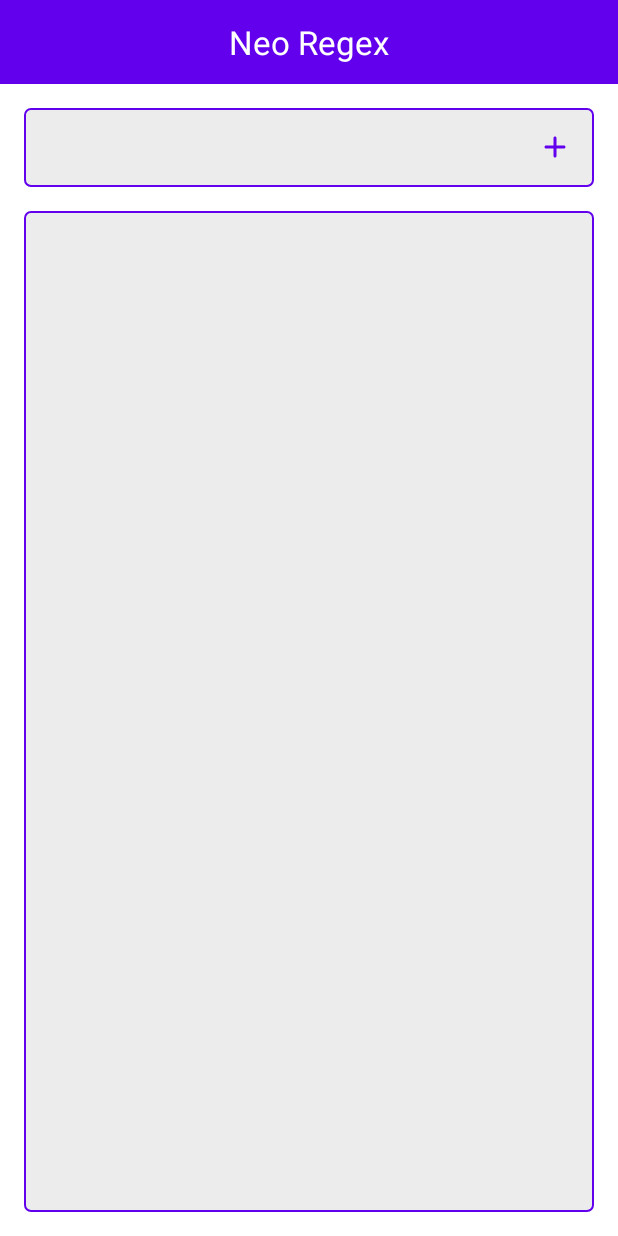
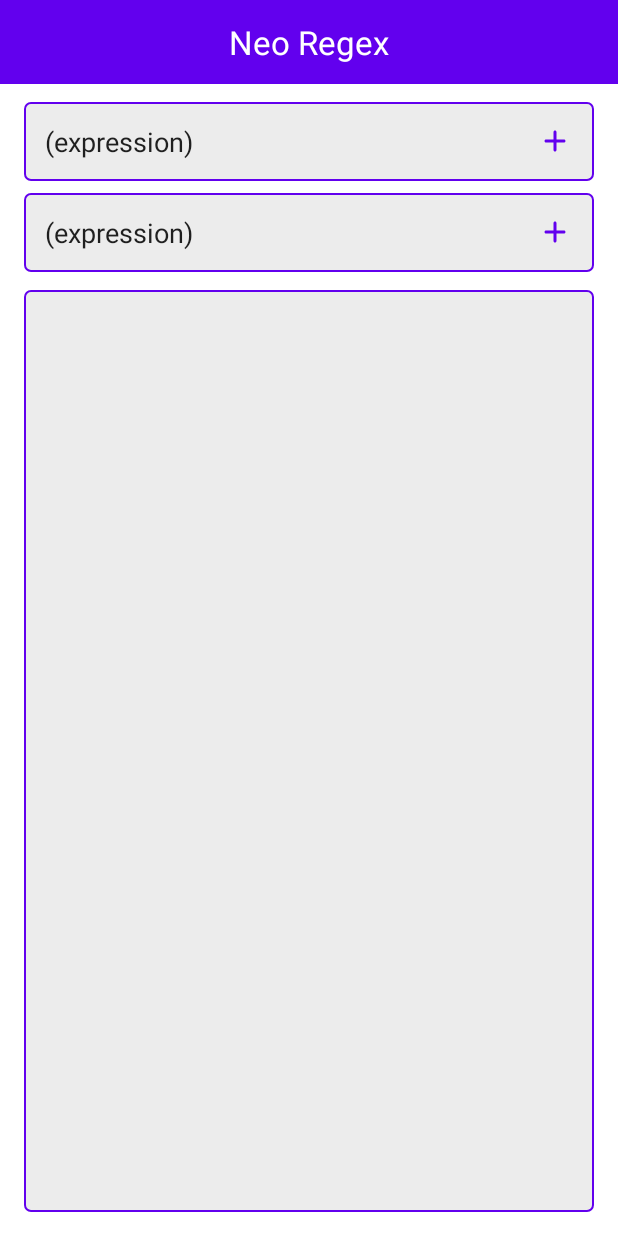
Before and after one commit to NeoUtils/NeoRegex, an Android app: the layout activity_main.xml on its own in the app's theme, with its tools: preview values and no code run, on a phone screen of 412 x 824 dp. Run offline under Robolectric (Android 15) with nearby library versions, the phone set to English and light mode, and no system bars.

Commit message:
feat : multi regex added

```diff
--- a/UtilsKT/src/main/java/com/neo/utilskt/ContextUtils.kt
+++ b/UtilsKT/src/main/java/com/neo/utilskt/ContextUtils.kt
@@ -29,7 +29,7 @@ fun Resources.Theme.color(colorRes: Int): Int {
 fun Context.color(@ColorRes colorRes: Int) = ContextCompat.getColor(this, colorRes)
 fun Fragment.color(@ColorRes colorRes: Int) = requireContext().color(colorRes)
 
-fun runOnMainThread(delay: Long, function: () -> Unit) {
+fun runOnMainThread(delay: Long = 0, function: () -> Unit) {
     Handler(Looper.getMainLooper()).postDelayed(function, delay)
 }
 
--- a/app/build.gradle
+++ b/app/build.gradle
@@ -41,6 +41,8 @@ dependencies {
     implementation "com.github.NeoUtils:Highlight:1.0.4"
     implementation project(":UtilsKT")
 
+    implementation "androidx.activity:activity-ktx:1.4.0"
+
     implementation 'androidx.core:core-ktx:1.7.0'
     implementation 'androidx.appcompat:appcompat:1.3.1'
     implementation 'com.google.android.material:material:1.4.0'
--- /dev/null
+++ b/app/src/main/java/com/neo/regex/Expression.kt
@@ -0,0 +1,6 @@
+package com.neo.regex
+
+data class Expression(
+    var regex: String = ""
+) {
+}
--- a/app/src/main/res/layout/activity_main.xml
+++ b/app/src/main/res/layout/activity_main.xml
@@ -4,14 +4,15 @@
     xmlns:tools="http://schemas.android.com/tools"
     android:layout_width="match_parent"
     android:layout_height="match_parent"
-    android:orientation="vertical"
-    tools:context=".MainActivity">
+    android:orientation="vertical">
 
     <androidx.appcompat.widget.Toolbar
+        android:id="@+id/toolbar"
         style="@style/ThemeOverlay.AppCompat.DayNight"
         android:layout_width="match_parent"
         android:layout_height="wrap_content"
-        android:background="?attr/colorPrimary">
+        android:background="?attr/colorPrimary"
+        app:layout_constraintTop_toTopOf="parent">
 
         <TextView
             android:layout_width="wrap_content"
@@ -25,66 +26,53 @@
 
     <androidx.core.widget.NestedScrollView
         android:layout_width="match_parent"
-        android:layout_height="wrap_content">
+        android:layout_height="match_parent"
+        android:fillViewport="true">
 
-        <LinearLayout
+        <androidx.constraintlayout.widget.ConstraintLayout
             android:layout_width="match_parent"
             android:layout_height="match_parent"
             android:orientation="vertical"
-            android:paddingTop="16dp"
-            android:paddingBottom="8dp"
-            android:paddingHorizontal="16dp">
+            tools:context=".MainActivity">
+
+            <androidx.recyclerview.widget.RecyclerView
+                android:id="@+id/rv_expressions"
+                android:layout_width="match_parent"
+                android:layout_height="0dp"
+                android:layout_marginHorizontal="12dp"
+                android:layout_marginTop="8dp"
+                android:nestedScrollingEnabled="true"
+                app:layoutManager="androidx.recyclerview.widget.LinearLayoutManager"
+                app:layout_constraintEnd_toEndOf="parent"
+                app:layout_constraintStart_toStartOf="parent"
+                app:layout_constraintTop_toTopOf="parent"
+                tools:itemCount="2"
+                tools:listitem="@layout/item_expression" />
 
             <LinearLayout
-                android:id="@+id/ll_regex_container"
-                android:orientation="horizontal"
-                android:background="@drawable/bg_rounded_white"
+                android:id="@+id/linearLayout"
                 android:layout_width="match_parent"
-                android:layout_height="wrap_content">
+                android:layout_height="0dp"
+                android:paddingHorizontal="16dp"
+                android:paddingTop="8dp"
+                android:paddingBottom="16dp"
+                app:layout_constraintBottom_toBottomOf="parent"
+                app:layout_constraintHeight_min="400dp"
+                app:layout_constraintTop_toBottomOf="@+id/rv_expressions">
 
                 <com.google.android.material.textfield.TextInputEditText
-                    android:id="@+id/et_regex"
-                    android:layout_width="0dp"
-                    android:layout_height="wrap_content"
-                    android:layout_weight="1"
-                    android:background="@android:color/transparent"
-                    android:inputType="text|textNoSuggestions"
-                    android:paddingVertical="14dp"
-                    android:paddingStart="14dp"
-                    android:paddingEnd="0dp" />
-
-                <ImageButton
-                    android:layout_margin="6dp"
-                    android:layout_gravity="end|center_vertical"
-                    android:layout_width="40dp"
-                    android:layout_height="40dp"
-                    android:background="?attr/selectableItemBackgroundBorderless"
-                    android:src="@drawable/ic_btn_round_add_black"
-                    android:contentDescription="@null"
-                    app:tint="?attr/colorPrimary" />
+                    android:id="@+id/et_span"
+                    android:layout_width="match_parent"
+                    android:layout_height="match_parent"
+                    android:background="@drawable/bg_rounded_white"
+                    android:gravity="top"
+                    android:inputType="textMultiLine|textNoSuggestions"
+                    android:padding="8dp" />
 
             </LinearLayout>
 
-        </LinearLayout>
+        </androidx.constraintlayout.widget.ConstraintLayout>
 
     </androidx.core.widget.NestedScrollView>
 
-    <LinearLayout
-        android:paddingTop="8dp"
-        android:paddingBottom="16dp"
-        android:paddingHorizontal="16dp"
-        android:layout_width="match_parent"
-        android:layout_height="match_parent">
-
-        <com.google.android.material.textfield.TextInputEditText
-            android:gravity="top"
-            android:background="@drawable/bg_rounded_white"
-            android:id="@+id/et_span"
-            android:layout_width="match_parent"
-            android:layout_height="match_parent"
-            android:inputType="textMultiLine|textNoSuggestions"
-            android:padding="8dp" />
-
-    </LinearLayout>
-
 </LinearLayout>
--- /dev/null
+++ b/app/src/main/res/layout/item_expression.xml
@@ -0,0 +1,35 @@
+<?xml version="1.0" encoding="utf-8"?>
+<LinearLayout xmlns:android="http://schemas.android.com/apk/res/android"
+    xmlns:app="http://schemas.android.com/apk/res-auto"
+    xmlns:tools="http://schemas.android.com/tools"
+    android:id="@+id/ll_regex_container"
+    android:layout_width="match_parent"
+    android:layout_height="wrap_content"
+    android:background="@drawable/bg_rounded_white"
+    android:layout_margin="4dp"
+    android:orientation="horizontal">
+
+    <com.google.android.material.textfield.TextInputEditText
+        tools:text="(expression)"
+        android:id="@+id/et_expression"
+        android:layout_width="0dp"
+        android:layout_height="wrap_content"
+        android:layout_weight="1"
+        android:background="@android:color/transparent"
+        android:inputType="text|textNoSuggestions"
+        android:paddingVertical="14dp"
+        android:paddingStart="14dp"
+        android:paddingEnd="0dp" />
+
+    <ImageButton
+        android:id="@+id/ib_add_expression_btn"
+        android:layout_width="40dp"
+        android:layout_height="40dp"
+        android:layout_gravity="end|center_vertical"
+        android:layout_margin="6dp"
+        android:background="?attr/selectableItemBackgroundBorderless"
+        android:contentDescription="@null"
+        android:src="@drawable/ic_btn_round_add_black"
+        app:tint="?attr/colorPrimary" />
+
+</LinearLayout>
```
Also changed, not shown: app/src/main/java/com/neo/regex/ExpressionsAdapter.kt (added, +201 -0 lines), app/src/main/java/com/neo/regex/MainActivity.kt (+124 -85 lines), app/src/main/java/com/neo/regex/MainViewModel.kt (added, +27 -0 lines).
